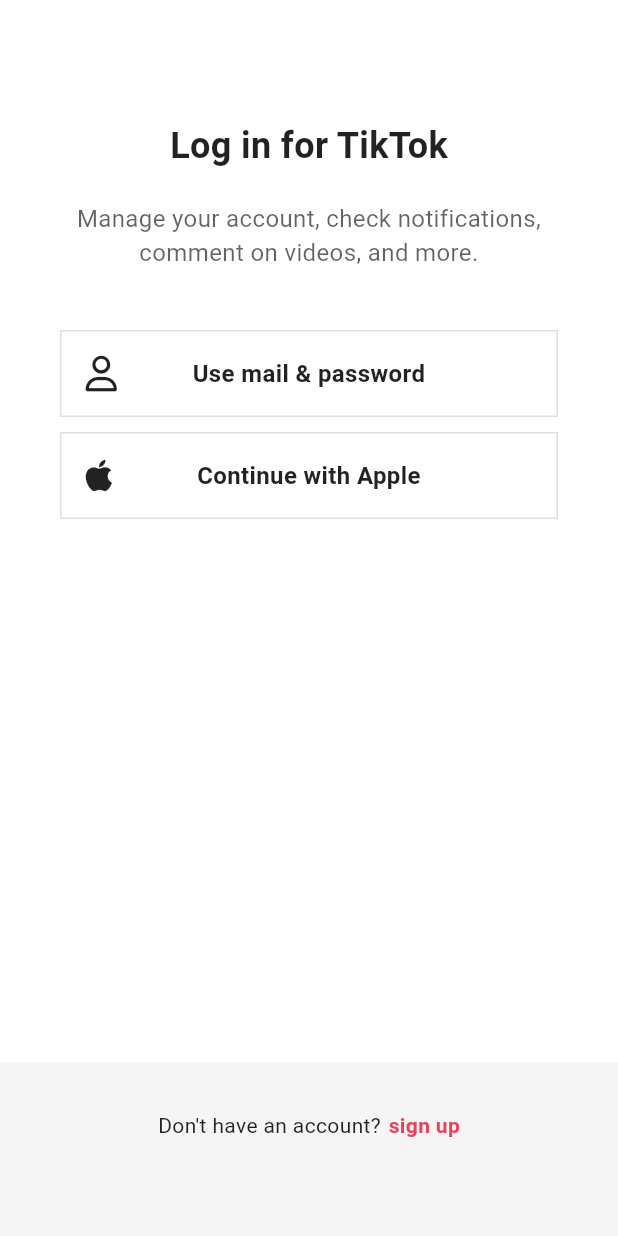
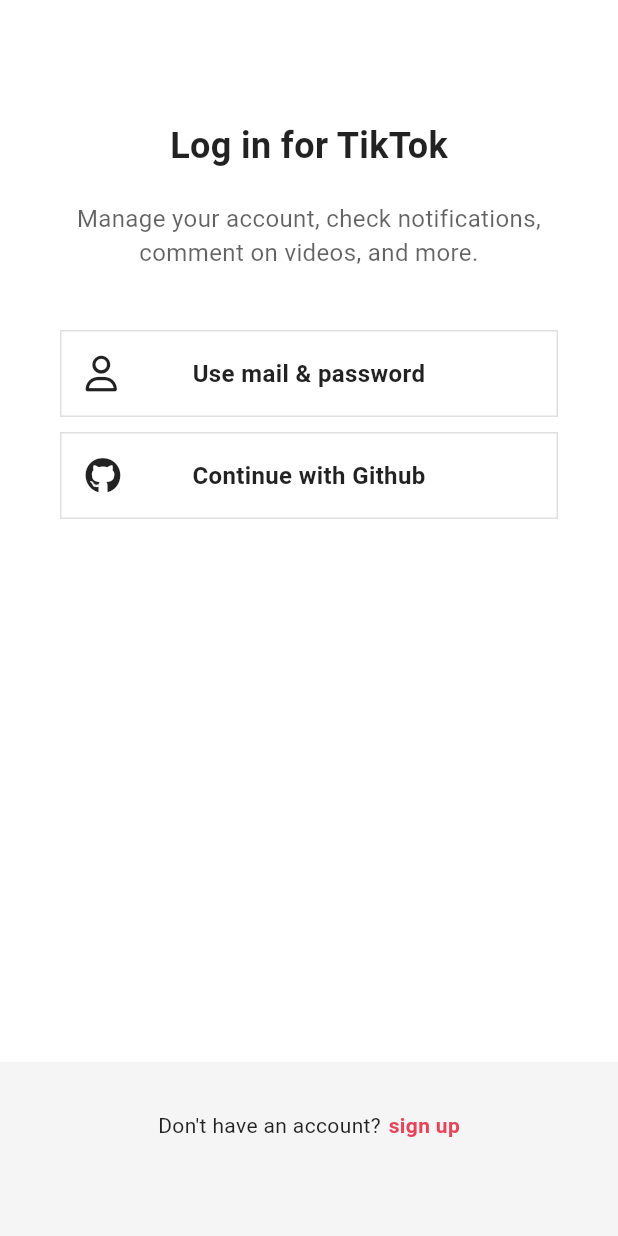
Before and after one commit to x0o0b/tiktok_clone, a Flutter app: the screen it shows after launch, after a tap on "Log in", on a phone screen of 412 x 824 dp. Run offline on Flutter 3.47's test engine with Material 2 defaults, Android fonts, the phone set to English and light mode, and no system bars; our stand-ins replace camera, cloud_firestore, firebase_auth, firebase_core, flutter_riverpod, font_awesome_flutter and 7 more; accounts and stored records are empty; network calls fail.

Commit message:
Github Login

```diff
--- a/lib/features/authentication/login_screen.dart
+++ b/lib/features/authentication/login_screen.dart
@@ -1,13 +1,15 @@
 import 'package:flutter/material.dart';
+import 'package:flutter_riverpod/flutter_riverpod.dart';
 import 'package:font_awesome_flutter/font_awesome_flutter.dart';
 import 'package:go_router/go_router.dart';
 import 'package:tiktok_clone/constants/gaps.dart';
 import 'package:tiktok_clone/constants/sizes.dart';
 import 'package:tiktok_clone/features/authentication/login_form_screen.dart';
+import 'package:tiktok_clone/features/authentication/view_models/social_auth_view_model.dart';
 import 'package:tiktok_clone/features/authentication/widgets/auth_button.dart';
 import 'package:tiktok_clone/utils.dart';
 
-class LoginScreen extends StatelessWidget {
+class LoginScreen extends ConsumerWidget {
   static String routeName = "login";
   static String routeURL = "/login";
 
@@ -27,7 +29,10 @@ class LoginScreen extends StatelessWidget {
   }
 
   @override
-  Widget build(BuildContext context) {
+  Widget build(
+    BuildContext context,
+    WidgetRef ref,
+  ) {
     return Scaffold(
       body: SafeArea(
         child: Padding(
@@ -61,9 +66,13 @@ class LoginScreen extends StatelessWidget {
                     text: 'Use mail & password'),
               ),
               Gaps.v10,
-              const AuthButton(
-                  icon: FaIcon(FontAwesomeIcons.apple),
-                  text: 'Continue with Apple'),
+              GestureDetector(
+                onTap: () =>
+                    ref.read(socialAuthProvider.notifier).githubSignIn(context),
+                child: const AuthButton(
+                    icon: FaIcon(FontAwesomeIcons.github),
+                    text: 'Continue with Github'),
+              ),
             ],
           ),
         ),
--- a/lib/features/authentication/repos/authentication_repo.dart
+++ b/lib/features/authentication/repos/authentication_repo.dart
@@ -26,6 +26,12 @@ class AuthenticationRepository {
       password: password,
     );
   }
+
+  Future<void> githubSignIn() async {
+    await _firebaseAuth.signInWithProvider(
+      GithubAuthProvider(),
+    );
+  }
 }
 
 final authRepo = Provider((ref) => AuthenticationRepository());
--- a/lib/features/authentication/sign_up_screen.dart
+++ b/lib/features/authentication/sign_up_screen.dart
@@ -1,14 +1,16 @@
 import 'package:flutter/material.dart';
+import 'package:flutter_riverpod/flutter_riverpod.dart';
 import 'package:font_awesome_flutter/font_awesome_flutter.dart';
 import 'package:go_router/go_router.dart';
 import 'package:tiktok_clone/constants/gaps.dart';
 import 'package:tiktok_clone/constants/sizes.dart';
 import 'package:tiktok_clone/features/authentication/login_screen.dart';
 import 'package:tiktok_clone/features/authentication/username_screen.dart';
+import 'package:tiktok_clone/features/authentication/view_models/social_auth_view_model.dart';
 import 'package:tiktok_clone/features/authentication/widgets/auth_button.dart';
 import 'package:tiktok_clone/utils.dart';
 
-class SignUpScreen extends StatelessWidget {
+class SignUpScreen extends ConsumerWidget {
   static String routeName = "signup";
   static String routeURL = "/";
 
@@ -28,7 +30,7 @@ class SignUpScreen extends StatelessWidget {
   }
 
   @override
-  Widget build(BuildContext context) {
+  Widget build(BuildContext context, WidgetRef ref) {
     return OrientationBuilder(
       builder: (context, orientation) {
         // if(orientation == Orientation.landscape) {
@@ -74,9 +76,14 @@ class SignUpScreen extends StatelessWidget {
                           text: 'Use mail & password'),
                     ),
                     Gaps.v16,
-                    const AuthButton(
-                        icon: FaIcon(FontAwesomeIcons.apple),
-                        text: 'Continue with Apple'),
+                    GestureDetector(
+                      onTap: () => ref
+                          .read(socialAuthProvider.notifier)
+                          .githubSignIn(context),
+                      child: const AuthButton(
+                          icon: FaIcon(FontAwesomeIcons.github),
+                          text: 'Continue with Github'),
+                    ),
                   ],
                   if (orientation == Orientation.landscape)
                     Row(
```
Also changed, not shown: lib/features/authentication/view_models/social_auth_view_model.dart (added, +32 -0 lines), 1 other file.
